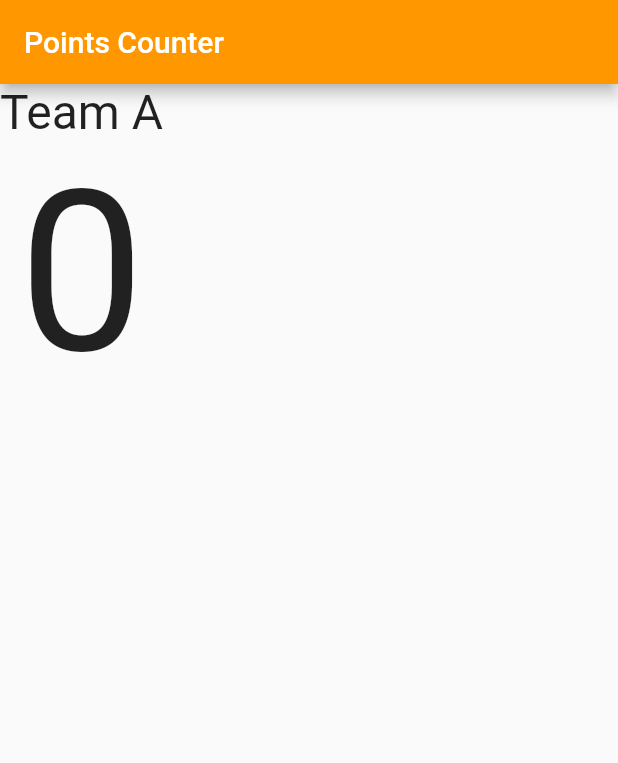
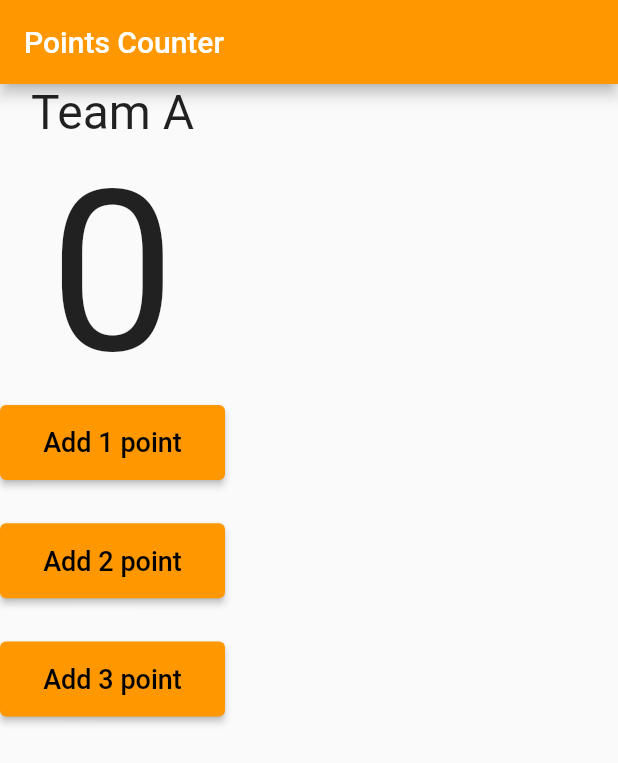
Before and after one commit to MohamedEssam-900009/basketball_points_counter_app, a Flutter app: the screen it shows after launch, on a phone screen of 412 x 824 dp. Shown: the top 763 px of the screen. Run offline on Flutter 3.47's test engine with Material 3 defaults, Android fonts, the phone set to English and light mode, and no system bars.

Commit message:
button Widget

```diff
--- a/lib/main.dart
+++ b/lib/main.dart
@@ -17,16 +17,61 @@ class PointsCounter extends StatelessWidget {
           title: const Text('Points Counter'),
           backgroundColor: Colors.orange,
         ),
-        body: const Column(
+        body: Column(
           children: [
-            Text(
+            const Text(
               'Team A',
-              style: TextStyle(fontSize: 32),
+              style: TextStyle(fontSize: 32.0),
             ),
-            Text(
+            const Text(
               '0',
-              style: TextStyle(fontSize: 150),
+              style: TextStyle(fontSize: 150.0),
             ),
+            ElevatedButton(
+              onPressed: () {},
+              style: ElevatedButton.styleFrom(
+                backgroundColor: Colors.orange,
+                minimumSize: const Size(150.0, 50.0),
+              ),
+              child: const Text(
+                'Add 1 point',
+                style: TextStyle(
+                  fontSize: 18.0,
+                  color: Colors.black,
+                ),
+              ),
+            ),
+            const Spacer(flex: 1),
+            ElevatedButton(
+              onPressed: () {},
+              style: ElevatedButton.styleFrom(
+                backgroundColor: Colors.orange,
+                minimumSize: const Size(150.0, 50.0),
+              ),
+              child: const Text(
+                'Add 2 point',
+                style: TextStyle(
+                  fontSize: 18.0,
+                  color: Colors.black,
+                ),
+              ),
+            ),
+            const Spacer(flex: 1),
+            ElevatedButton(
+              onPressed: () {},
+              style: ElevatedButton.styleFrom(
+                backgroundColor: Colors.orange,
+                minimumSize: const Size(150.0, 50.0),
+              ),
+              child: const Text(
+                'Add 3 point',
+                style: TextStyle(
+                  fontSize: 18.0,
+                  color: Colors.black,
+                ),
+              ),
+            ),
+            const Spacer(flex: 12)
           ],
         ),
       ),
```
